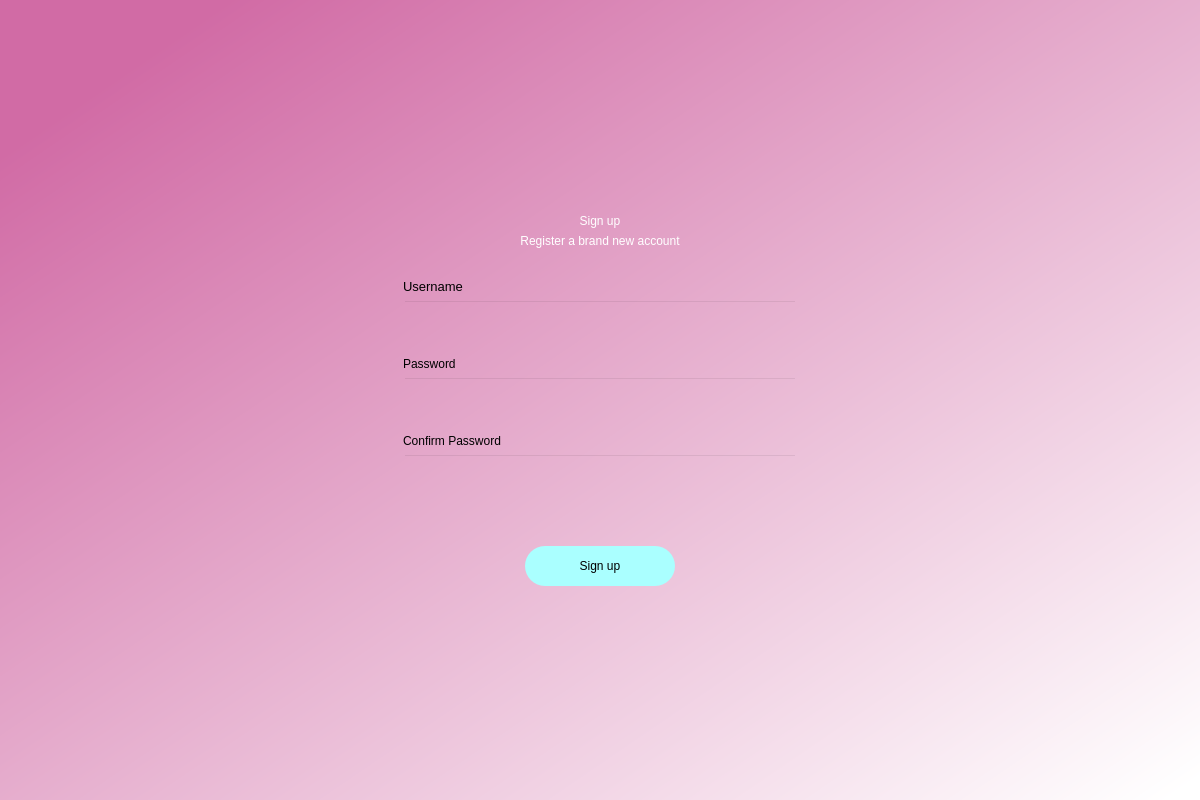
Before: the Qt Designer form UI/createacc.ui in Krutov777/PyQt, drawn with Qt 5.
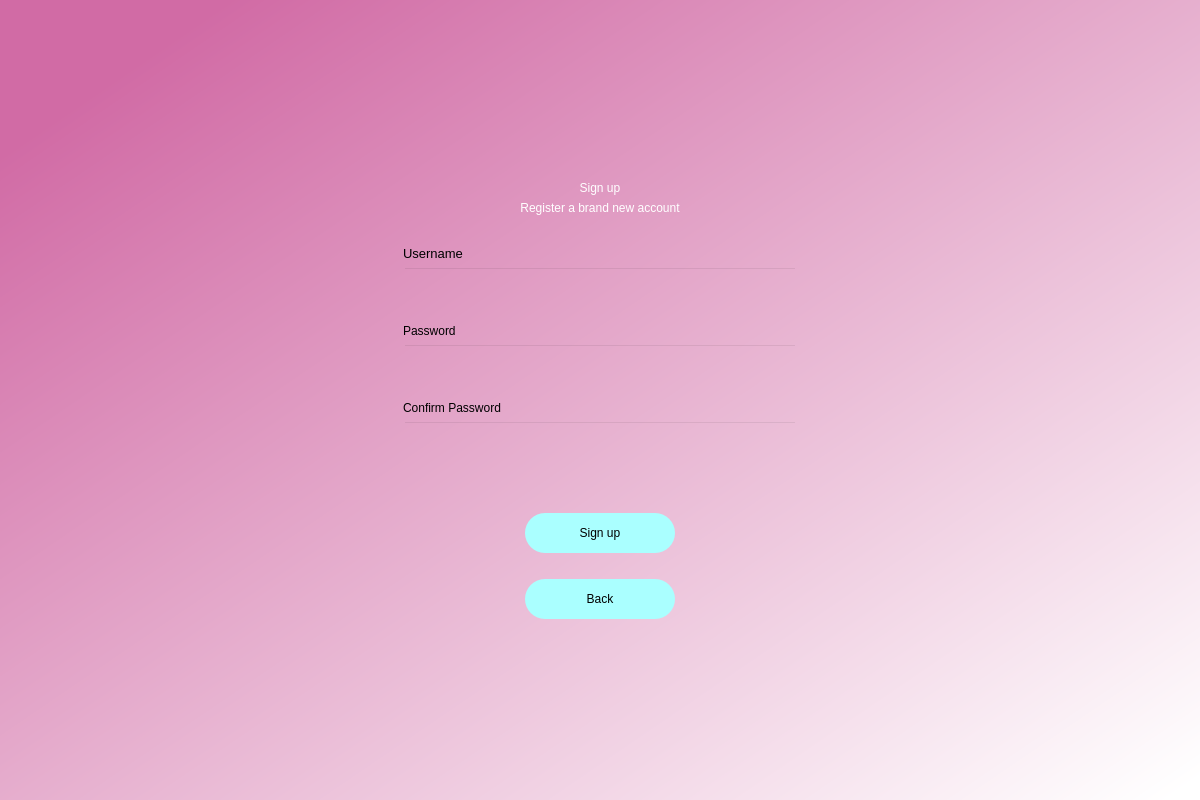
After: the same form once the commit is applied.

Commit message: added buttons(back) in login,reg,choice and connect

```diff
--- a/UI/createacc.ui
+++ b/UI/createacc.ui
@@ -107,6 +107,7 @@
           <property name="font">
            <font>
             <pointsize>10</pointsize>
+            <weight>50</weight>
             <italic>false</italic>
             <bold>false</bold>
            </font>
@@ -234,6 +235,46 @@
           </property>
          </widget>
         </item>
+        <item>
+         <spacer name="verticalSpacer_5">
+          <property name="orientation">
+           <enum>Qt::Vertical</enum>
+          </property>
+          <property name="sizeType">
+           <enum>QSizePolicy::Fixed</enum>
+          </property>
+          <property name="sizeHint" stdset="0">
+           <size>
+            <width>20</width>
+            <height>20</height>
+           </size>
+          </property>
+         </spacer>
+        </item>
+        <item alignment="Qt::AlignHCenter">
+         <widget class="QPushButton" name="back">
+          <property name="minimumSize">
+           <size>
+            <width>150</width>
+            <height>40</height>
+           </size>
+          </property>
+          <property name="maximumSize">
+           <size>
+            <width>150</width>
+            <height>16777215</height>
+           </size>
+          </property>
+          <property name="styleSheet">
+           <string notr="true">border-radius:20px;
+background-color: rgb(170, 255, 255);
+font: 14pt &quot;MS Shell Dlg 2&quot;;</string>
+          </property>
+          <property name="text">
+           <string>Back</string>
+          </property>
+         </widget>
+        </item>
        </layout>
       </item>
       <item row="1" column="0">
```
The commit also changes 4 other files.
